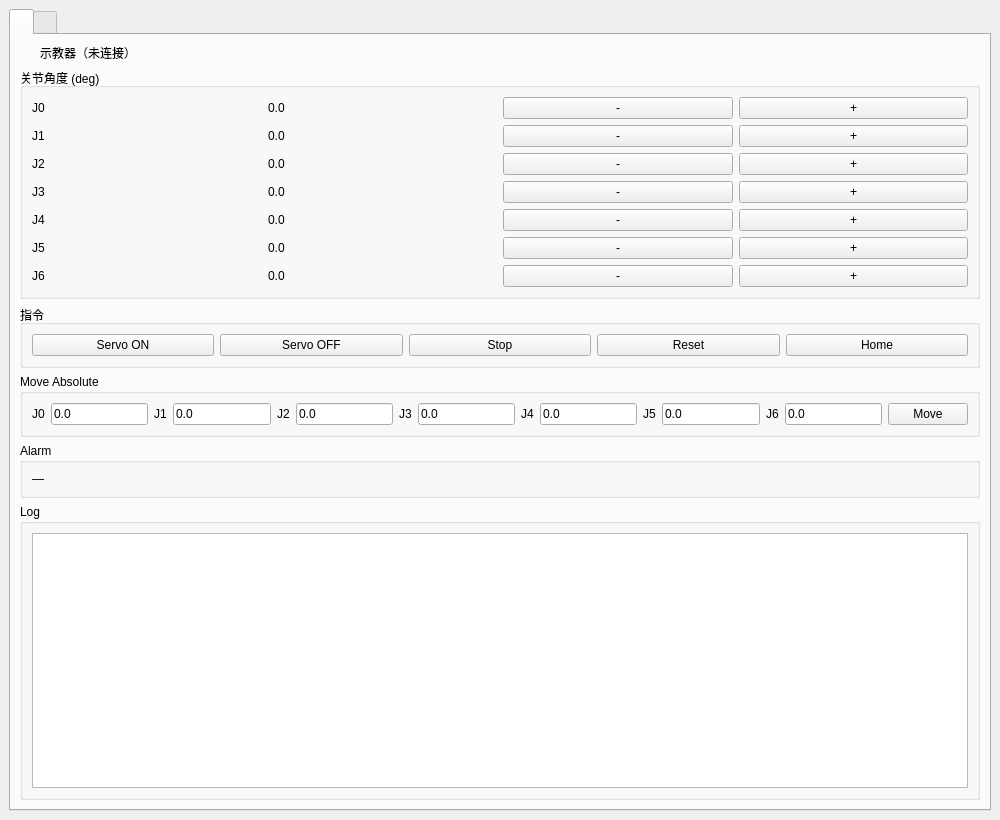
Curryhao30/robot-test-platform, file orchestrator/teach_pendant/qt_panel.ui: the form before one commit.
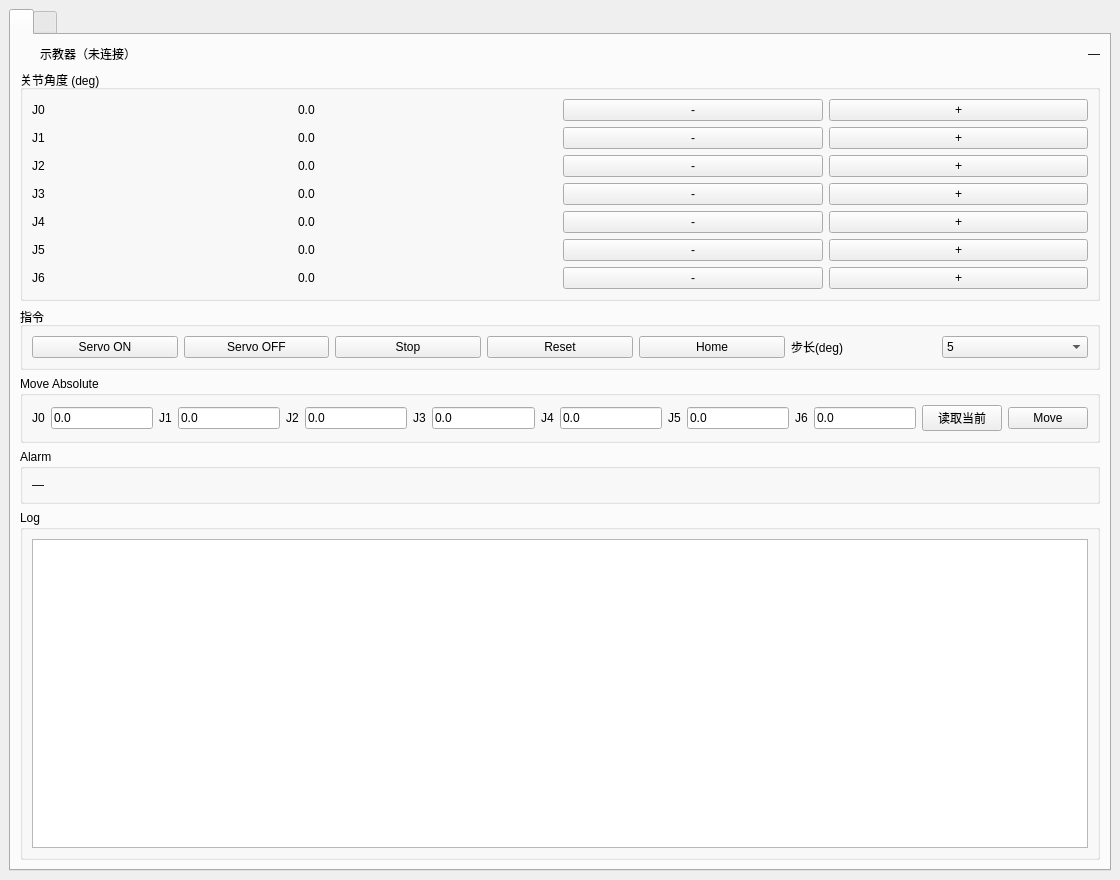
The form after the commit.

Commit message: feat: 示教器 Qt 面板测试补全——MockBackend 抽离独立模块 + 5 项契约测试（使能门禁/jog 步长/回零/绝对运动/复位报警，QCoreApplication 驱动，无 GUI/agent）；91 用例全绿；文档同步 v0.14.2-teach-pendant-qt-tests

```diff
--- a/orchestrator/teach_pendant/qt_panel.ui
+++ b/orchestrator/teach_pendant/qt_panel.ui
@@ -3,7 +3,10 @@
  <class>QtTeachPendant</class>
  <widget class="QMainWindow" name="QtTeachPendant">
   <property name="geometry">
-   <rect><x>0</x><y>0</y><width>1000</width><height>820</height></rect>
+   <rect><x>0</x><y>0</y><width>1120</width><height>880</height></rect>
+  </property>
+  <property name="minimumSize">
+   <size><width>980</width><height>760</height></size>
   </property>
   <property name="windowTitle">
    <string>Robot Teach Pendant · PyQt5 HMI</string>
@@ -34,6 +37,21 @@
              <property name="text"><string>示教器（未连接）</string></property>
             </widget>
            </item>
+           <item>
+            <spacer name="statusSpacer">
+             <property name="orientation">
+              <enum>Qt::Horizontal</enum>
+             </property>
+             <property name="sizeHint" stdset="0">
+              <size><width>40</width><height>20</height></size>
+             </property>
+            </spacer>
+           </item>
+           <item>
+            <widget class="QLabel" name="lbl_conn">
+             <property name="text"><string>—</string></property>
+            </widget>
+           </item>
           </layout>
          </widget>
         </item>
@@ -81,6 +99,16 @@
            <item><widget class="QPushButton" name="btn_stop"><property name="text"><string>Stop</string></property></widget></item>
            <item><widget class="QPushButton" name="btn_reset"><property name="text"><string>Reset</string></property></widget></item>
            <item><widget class="QPushButton" name="btn_home"><property name="text"><string>Home</string></property></widget></item>
+           <item><widget class="QLabel" name="lbl_step"><property name="text"><string>步长(deg)</string></property></widget></item>
+           <item>
+            <widget class="QComboBox" name="cmb_step">
+             <property name="currentIndex"><number>2</number></property>
+             <item><property name="text"><string>0.1</string></property></item>
+             <item><property name="text"><string>1</string></property></item>
+             <item><property name="text"><string>5</string></property></item>
+             <item><property name="text"><string>10</string></property></item>
+            </widget>
+           </item>
           </layout>
          </widget>
         </item>
@@ -102,6 +130,7 @@
            <item><widget class="QLineEdit" name="ainp_5"><property name="text"><string>0.0</string></property></widget></item>
            <item><widget class="QLabel" name="albl_6"><property name="text"><string>J6</string></property></widget></item>
            <item><widget class="QLineEdit" name="ainp_6"><property name="text"><string>0.0</string></property></widget></item>
+           <item><widget class="QPushButton" name="btn_read_cur"><property name="text"><string>读取当前</string></property></widget></item>
            <item><widget class="QPushButton" name="btn_move"><property name="text"><string>Move</string></property></widget></item>
           </layout>
          </widget>
@@ -110,7 +139,7 @@
          <widget class="QGroupBox" name="groupAlarm">
           <property name="title"><string>Alarm</string></property>
           <layout class="QVBoxLayout" name="alarmLayout">
-           <item><widget class="QLabel" name="alarm_label"><property name="text"><string>—</string></property></widget></item>
+           <item><widget class="QLabel" name="alarm_label"><property name="text"><string>—</string></property><property name="wordWrap"><bool>true</bool></property></widget></item>
           </layout>
          </widget>
         </item>
```
The commit also changes 27 other files.
